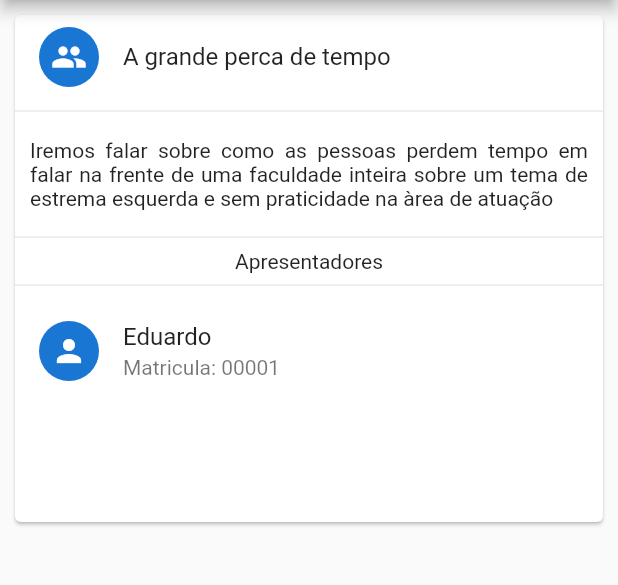
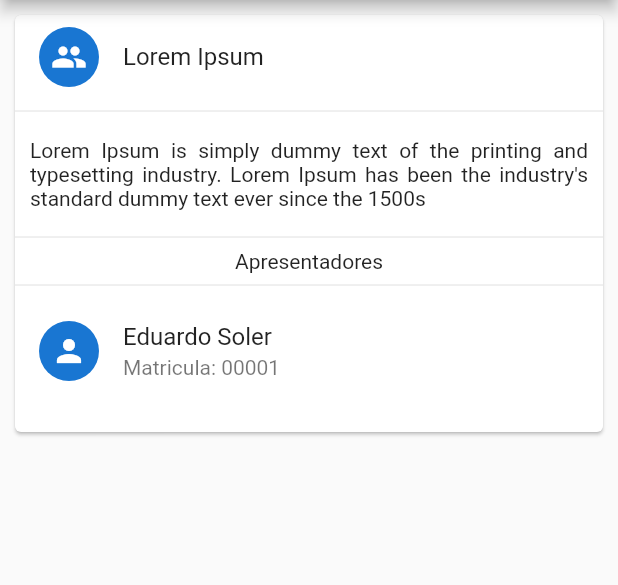
Before and after one commit to Grayroad/grulesapp, a Flutter app: the screen it shows after launch, after a tap on "Grules 2019/1", on a phone screen of 412 x 824 dp, the part 84-669 px from its top. Run offline on Flutter 3.47's test engine with Material 2 defaults, Android fonts, the phone set to English and light mode, and no system bars.

Commit message:
ajustes de layout e dados estáticos

```diff
--- a/lib/models/eventos_controller.dart
+++ b/lib/models/eventos_controller.dart
@@ -34,10 +34,10 @@ class EventoController {
     Grupo grupo1 = Grupo();
     grupo1.idEvento = 1;
     grupo1.idGrupo = 1;
-    grupo1.titulo = "A grande perca de tempo";
+    grupo1.titulo = "Lorem Ipsum";
     grupo1.alunos = [aluno1];
     grupo1.descricao =
-        """Iremos falar sobre como as pessoas perdem tempo em falar na frente de uma faculdade inteira sobre um tema de estrema esquerda e sem praticidade na àrea de atuação""";
+        """Lorem Ipsum is simply dummy text of the printing and typesetting industry. Lorem Ipsum has been the industry's standard dummy text ever since the 1500s""";
 
     Grupo grupo2 = Grupo();
     grupo2.idEvento = 1;
--- a/lib/ui/grupos.dart
+++ b/lib/ui/grupos.dart
@@ -83,12 +83,15 @@ class GrupoItem extends StatelessWidget {
 class AlunosPage extends StatelessWidget {
   final List<Aluno> alunos;
   AlunosPage(this.alunos);
+  double get _height {
+    return (alunos.length * 90).toDouble();
+  }
 
   @override
   Widget build(BuildContext context) {
     return Container(
       padding: EdgeInsets.only(bottom: 10),
-      height: 150,
+      height: _height,
       child: ListView.separated(
         separatorBuilder: (a, b) => Divider(),
         itemCount: alunos.length,
@@ -96,7 +99,7 @@ class AlunosPage extends StatelessWidget {
           leading: CircleAvatar(
             child: Icon(Icons.person),
           ),
-          title: Text(alunos[b].nome),
+          title: Text("${alunos[b].nome} ${alunos[b].sobrenome}"),
           subtitle: Text("Matricula: ${alunos[b].matricula}"),
         ),
       ),
```
